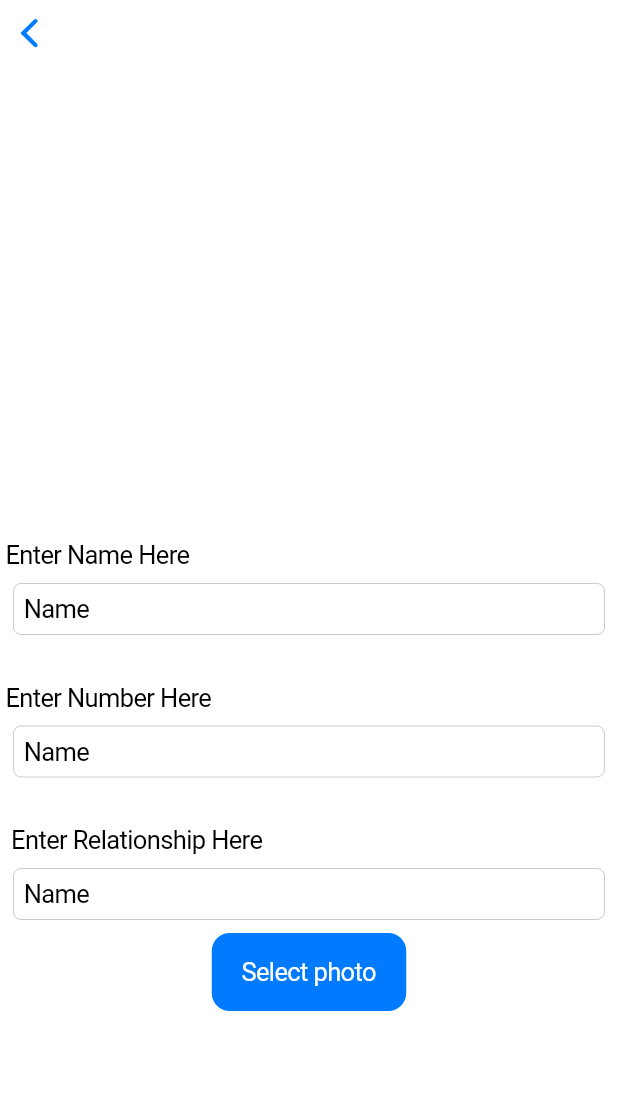
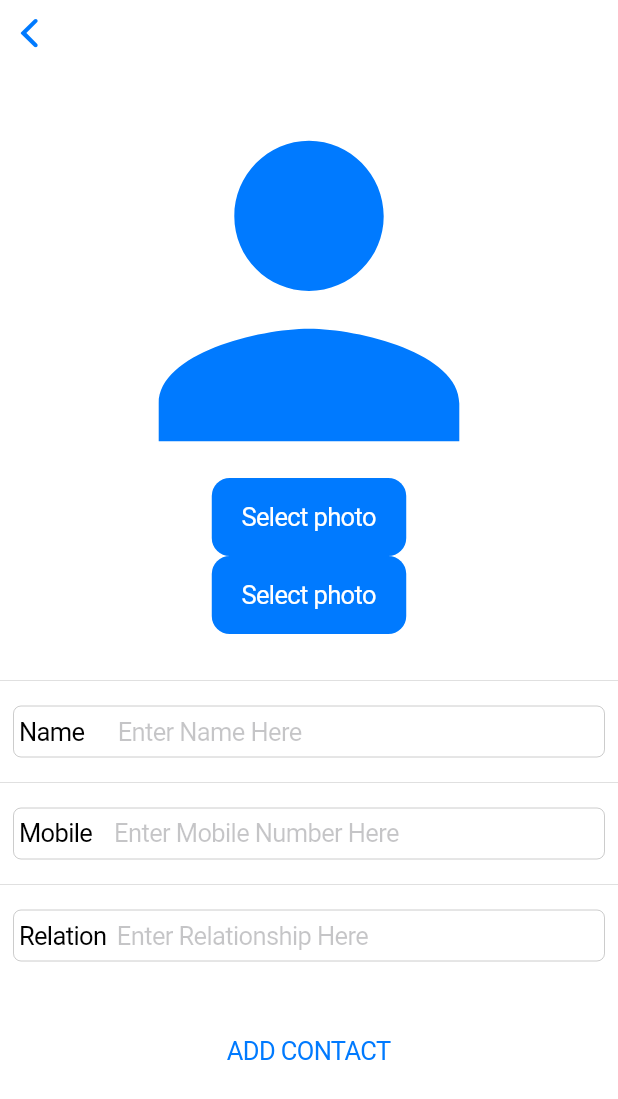
Before and after one commit to canglobe/appley, a Flutter app: the Add_Newone screen opened directly, on a phone screen of 412 x 824 dp. Shown: the top 1099 px of the screen. Run offline on Flutter 3.47's test engine with Material 2 defaults, Android fonts, the light colour scheme and no system bars; our stand-ins replace hive, hive_flutter, image_picker; accounts and stored records are empty.

Commit message:
today commit add db

```diff
--- a/lib/addpage.dart
+++ /dev/null
@@ -1,75 +0,0 @@
-import 'package:flutter/cupertino.dart';
-import 'package:flutter/material.dart';
-
-class Add_Newone extends StatefulWidget {
-  const Add_Newone({super.key});
-
-  @override
-  State<Add_Newone> createState() => _Add_NewoneState();
-}
-
-class _Add_NewoneState extends State<Add_Newone> {
-  final namecontroller = TextEditingController(text: "Name");
-  final numbercontroller = TextEditingController(text: "Mobile Number");
-  final relationcontroller = TextEditingController(text: "Relationship");
-  @override
-  Widget build(BuildContext context) {
-    return CupertinoPageScaffold(
-      navigationBar: CupertinoNavigationBar(),
-      child: SafeArea(
-        child: Column(
-          mainAxisAlignment: MainAxisAlignment.end,
-          children: [
-            Column(
-              crossAxisAlignment: CrossAxisAlignment.start,
-              children: [
-                Text(" Enter Name Here"),
-                Padding(
-                  padding: const EdgeInsets.all(9),
-                  child: CupertinoTextField(
-                    controller: namecontroller,
-                  ),
-                ),
-              ],
-            ),
-            SizedBox(
-              height: 23,
-            ),
-            Column(
-              crossAxisAlignment: CrossAxisAlignment.start,
-              children: [
-                Text(" Enter Number Here"),
-                Padding(
-                  padding: const EdgeInsets.all(9),
-                  child: CupertinoTextField(
-                    controller: namecontroller,
-                  ),
-                ),
-              ],
-            ),
-            SizedBox(
-              height: 23,
-            ),
-            Column(
-              crossAxisAlignment: CrossAxisAlignment.start,
-              children: [
-                Text("  Enter Relationship Here"),
-                Padding(
-                  padding: const EdgeInsets.all(9),
-                  child: CupertinoTextField(
-                    controller: namecontroller,
-                  ),
-                ),
-              ],
-            ),
-            CupertinoButton.filled(
-                child: Text("Select photo"), onPressed: () {}),
-            SizedBox(
-              height: 150,
-            )
-          ],
-        ),
-      ),
-    );
-  }
-}
--- /dev/null
+++ b/lib/boxes.dart
@@ -0,0 +1,7 @@
+import 'package:appley/model/contacts.dart';
+import 'package:hive/hive.dart';
+
+class Boxes{
+  static Box<Contacts> getContacts()=>
+  Hive.box<Contacts>("CONTACTS");
+}
--- /dev/null
+++ b/lib/model/contacts.dart
@@ -0,0 +1,20 @@
+import 'package:hive/hive.dart';
+
+part 'contacts.g.dart';
+
+@HiveType(typeId: 0)
+class Contacts {
+  @HiveField(0)
+  late String image_path;
+
+  @HiveField(1)
+  late String name;
+
+  @HiveField(2)
+  late int phone_number;
+
+  @HiveField(3)
+  late String relationship;
+
+  void delete() {}
+}
--- /dev/null
+++ b/lib/widget/addpage.dart
@@ -0,0 +1,209 @@
+// ignore_for_file: prefer_const_constructors
+
+import 'dart:io' as Io;
+
+import 'package:appley/boxes.dart';
+import 'package:appley/model/contacts.dart';
+import 'package:flutter/cupertino.dart';
+import 'package:flutter/material.dart';
+import 'package:flutter/services.dart';
+
+import 'package:image_picker/image_picker.dart';
+
+import 'package:path_provider/path_provider.dart';
+
+import 'package:image/image.dart' as img;
+import 'package:hive/hive.dart';
+
+// import 'package:image/image.dart' as IM;
+
+class Add_Newone extends StatefulWidget {
+  const Add_Newone({super.key});
+
+  @override
+  State<Add_Newone> createState() => _Add_NewoneState();
+}
+
+class _Add_NewoneState extends State<Add_Newone> {
+  final namecontroller = TextEditingController();
+  final numbercontroller = TextEditingController();
+  final relationcontroller = TextEditingController();
+
+  Io.File? image;
+  @override
+  Widget build(BuildContext context) {
+    var device_height = MediaQuery.of(context).size.height;
+    var device_Widget = MediaQuery.of(context).size.width;
+
+    return CupertinoPageScaffold(
+      navigationBar: CupertinoNavigationBar(),
+      child: SafeArea(
+        child: SingleChildScrollView(
+          child: Column(
+            mainAxisAlignment: MainAxisAlignment.end,
+            children: [
+              image != null
+                  ? Padding(
+                      padding: const EdgeInsets.only(
+                        top: 12,
+                        bottom: 12,
+                      ),
+                      child: Image.file(Io.File(image!.path)),
+                    )
+                  : SizedBox(
+                      height: device_height / 3,
+                      child: Icon(
+                        Icons.person,
+                        size: 300,
+                      ),
+                    ),
+              //--------------------------------------------------------------
+              Column(
+                children: [
+                  CupertinoButton.filled(
+                      child: Text("Select photo"),
+                      onPressed: () {
+                        pickImage();
+                      }),
+                  CupertinoButton.filled(
+                      child: Text("Select photo"),
+                      onPressed: () {
+                        // pickImage();
+                        pickCamera();
+                      }),
+                ],
+              ),
+              SizedBox(
+                height: 23,
+              ),
+              //--------------------------------------------------------------
+              Divider(),
+              Padding(
+                padding: const EdgeInsets.all(9),
+                child: CupertinoTextField(
+                  prefix: Text(" Name    "),
+                  controller: namecontroller,
+                  placeholder: "Enter Name Here",
+                  keyboardType: TextInputType.name,
+                ),
+              ),
+
+              //------------------------------------------------------------
+              Divider(),
+
+              Padding(
+                padding: const EdgeInsets.all(9),
+                child: CupertinoTextField(
+                  prefix: Text(" Mobile  "),
+                  controller: numbercontroller,
+                  placeholder: "Enter Mobile Number Here",
+                  keyboardType: TextInputType.phone,
+                ),
+              ),
+
+              //-----------------------------------------------------------
+              Column(
+                crossAxisAlignment: CrossAxisAlignment.start,
+                children: [
+                  // Text("  Enter Relationship Here"),
+                  Divider(),
+                  Padding(
+                    padding: const EdgeInsets.all(9),
+                    child: CupertinoTextField(
+                      prefix: Text(" Relation"),
+                      controller: relationcontroller,
+                      placeholder: "Enter Relationship Here",
+                      keyboardType: TextInputType.text,
+                    ),
+                  ),
+                ],
+              ),
+
+              SizedBox(
+                height: 25,
+              ),
+
+              CupertinoButton(
+                  child: Text("ADD CONTACT"),
+                  onPressed: () {
+                    _copyImage(namecontroller.text.trim());
+                    add_contact(
+                        image!.path,
+                        namecontroller.text.trim(),
+                        int.parse(numbercontroller.text.trim()),
+                        relationcontroller.text.trim());
+                    popout();
+                  }),
+              SizedBox(
+                height: 50,
+              )
+            ],
+          ),
+        ),
+      ),
+    );
+  }
+
+  Future pickImage() async {
+    try {
+      final img = await ImagePicker().pickImage(source: ImageSource.gallery);
+      if (img == null) return;
+
+      final imageTemp = Io.File(img.path);
+      setState(() => this.image = imageTemp);
+    } on PlatformException catch (e) {
+      print('Failed to pick image: $e');
+    }
+  }
+
+  Future pickCamera() async {
+    try {
+      final img = await ImagePicker().pickImage(source: ImageSource.camera);
+      if (img == null) return;
+
+      final imageTemp = Io.File(img.path);
+      setState(() => this.image = imageTemp);
+    } on PlatformException catch (e) {
+      print('Failed to pick image: $e');
+    }
+  }
+
+  Future<void> _copyImage(name) async {
+    final directory = await getExternalStorageDirectory();
+    final imagePath = '${directory!.path}/$name.jpg';
+    final resizedImage = await _resizeImage(image!, 360, 360);
+    final newImage = await resizedImage.copy(imagePath);
+    setState(() {
+      image = newImage;
+    });
+  }
+
+  Future<Io.File> _resizeImage(Io.File file, int width, int height) async {
+    final imageBytes = await file.readAsBytes();
+    final originalImage = img.decodeImage(imageBytes);
+    final resizedImage =
+        img.copyResize(originalImage!, width: width, height: height);
+    final directory = await getTemporaryDirectory();
+    final targetPath =
+        '${directory.path}/${DateTime.now().millisecondsSinceEpoch}.jpg';
+    final resizedFile = Io.File(targetPath)
+      ..writeAsBytesSync(img.encodeJpg(resizedImage));
+    return resizedFile;
+  }
+
+  add_contact(
+      String image_path, String name, int phone_number, String relation) {
+    final contacts = Contacts()
+      ..image_path = image_path
+      ..name = name
+      ..phone_number = phone_number
+      ..relationship = relation;
+
+    final box = Boxes.getContacts();
+    box.add(contacts);
+  }
+
+  popout() {
+    Navigator.pop(context);
+  }
+}
```
Also changed, not shown: lib/home.dart (deleted, +0 -45 lines), lib/main.dart (+15 -2 lines), lib/widget/home.dart (added, +124 -0 lines), pubspec.yaml (+10 -0 lines), lib/model/contacts.g.dart (added), pubspec.lock, 1 other file.
